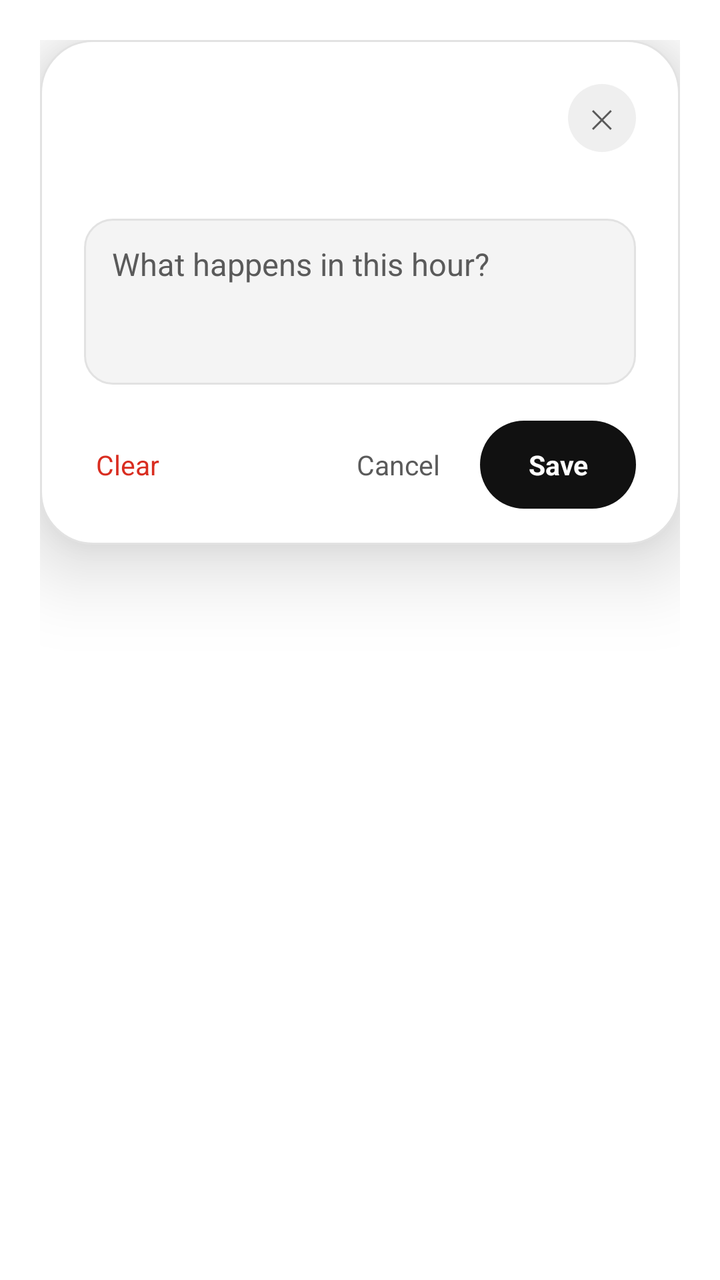
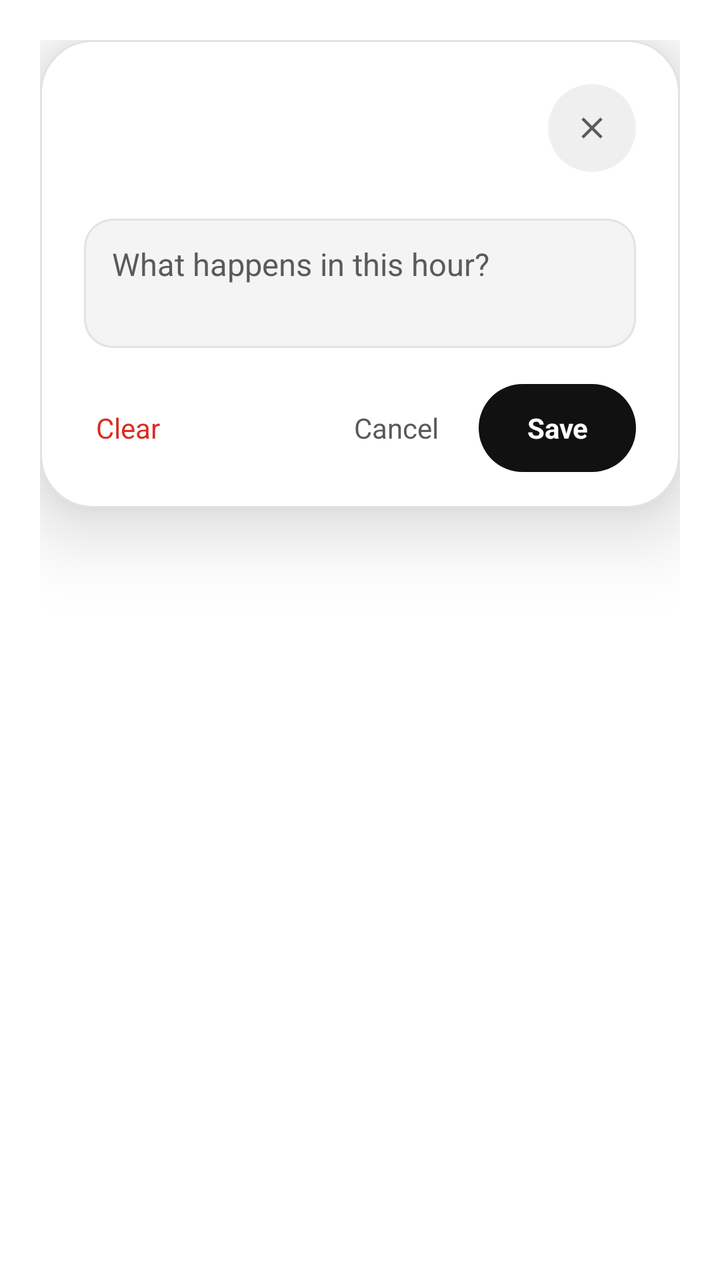

Before-and-after screenshots of an Android layout around one commit, followed by the original layout XML and the change that was made.
<!-- AndroidManifest.xml: activity theme QuickAddTheme -->
<!-- res/layout/quick_add.xml -->
<?xml version="1.0" encoding="utf-8"?>
<FrameLayout xmlns:android="http://schemas.android.com/apk/res/android"
    android:layout_width="match_parent"
    android:layout_height="wrap_content"
    android:background="@android:color/transparent"
    android:padding="20dp">

    <LinearLayout
        android:layout_width="match_parent"
        android:layout_height="wrap_content"
        android:background="@drawable/bg_quick_add"
        android:elevation="24dp"
        android:orientation="vertical"
        android:paddingStart="22dp"
        android:paddingTop="22dp"
        android:paddingEnd="22dp"
        android:paddingBottom="18dp">

        <LinearLayout
            android:layout_width="match_parent"
            android:layout_height="wrap_content"
            android:gravity="top"
            android:orientation="horizontal">

            <LinearLayout
                android:layout_width="0dp"
                android:layout_height="wrap_content"
                android:layout_weight="1"
                android:orientation="vertical">

                <TextView
                    android:id="@+id/quick_day"
                    android:layout_width="match_parent"
                    android:layout_height="wrap_content"
                    android:letterSpacing="0.16"
                    android:textColor="@color/widget_muted"
                    android:textSize="9.5sp"
                    android:textStyle="bold" />

                <TextView
                    android:id="@+id/quick_title"
                    android:layout_width="match_parent"
                    android:layout_height="wrap_content"
                    android:layout_marginTop="6dp"
                    android:fontFeatureSettings="tnum"
                    android:includeFontPadding="false"
                    android:letterSpacing="-0.02"
                    android:textColor="@color/widget_text"
                    android:textSize="26sp"
                    android:textStyle="bold" />
            </LinearLayout>

            <TextView
                android:id="@+id/quick_close"
                android:layout_width="34dp"
                android:layout_height="34dp"
                android:layout_marginStart="10dp"
                android:background="@drawable/bg_quick_add_close"
                android:contentDescription="@string/quick_close"
                android:gravity="center"
                android:text="✕"
                android:textColor="@color/widget_muted"
                android:textSize="13sp" />
        </LinearLayout>

        <EditText
            android:id="@+id/quick_text"
            android:layout_width="match_parent"
            android:layout_height="wrap_content"
            android:layout_marginTop="18dp"
            android:background="@drawable/bg_quick_add_field"
            android:gravity="top|start"
            android:hint="@string/quick_hint"
            android:includeFontPadding="false"
            android:inputType="textCapSentences|textMultiLine"
            android:maxLines="3"
            android:minLines="3"
            android:padding="14dp"
            android:textColor="@color/widget_text"
            android:textColorHint="@color/widget_muted"
            android:textSize="15.5sp" />

        <LinearLayout
            android:layout_width="match_parent"
            android:layout_height="wrap_content"
            android:layout_marginTop="18dp"
            android:gravity="center_vertical"
            android:orientation="horizontal">

            <TextView
                android:id="@+id/quick_clear"
                android:layout_width="wrap_content"
                android:layout_height="44dp"
                android:background="?android:attr/selectableItemBackgroundBorderless"
                android:gravity="center"
                android:paddingStart="6dp"
                android:paddingEnd="12dp"
                android:text="@string/quick_clear"
                android:textColor="@color/widget_done_text"
                android:textSize="13.5sp" />

            <Space
                android:layout_width="0dp"
                android:layout_height="1dp"
                android:layout_weight="1" />

            <TextView
                android:id="@+id/quick_cancel"
                android:layout_width="wrap_content"
                android:layout_height="44dp"
                android:background="?android:attr/selectableItemBackgroundBorderless"
                android:gravity="center"
                android:paddingStart="14dp"
                android:paddingEnd="14dp"
                android:text="@string/quick_cancel"
                android:textColor="@color/widget_muted"
                android:textSize="13.5sp" />

            <TextView
                android:id="@+id/quick_save"
                android:layout_width="wrap_content"
                android:layout_height="44dp"
                android:layout_marginStart="6dp"
                android:background="@drawable/bg_quick_add_save"
                android:gravity="center"
                android:paddingStart="24dp"
                android:paddingEnd="24dp"
                android:text="@string/quick_save"
                android:textColor="@color/widget_background"
                android:textSize="13.5sp"
                android:textStyle="bold" />
        </LinearLayout>
    </LinearLayout>
</FrameLayout>
<!-- resources referenced by this layout -->
<resources>
  <color name="widget_background">#FFFFFF</color>
  <color name="widget_done_text">#D92D20</color>
  <color name="widget_muted">#5A5A5A</color>
  <color name="widget_text">#111111</color>
  <!-- drawable bg_quick_add (drawable) -->
  <?xml version="1.0" encoding="utf-8"?>
  <shape xmlns:android="http://schemas.android.com/apk/res/android"
      android:shape="rectangle">
      <solid android:color="@color/widget_background" />
      <corners android:radius="26dp" />
      <stroke
          android:width="1dp"
          android:color="@color/widget_stroke" />
  </shape>
  <!-- drawable bg_quick_add_close (drawable) -->
  <?xml version="1.0" encoding="utf-8"?>
  <shape xmlns:android="http://schemas.android.com/apk/res/android"
      android:shape="oval">
      <solid android:color="@color/widget_chip_muted_bg" />
  </shape>
  <!-- drawable bg_quick_add_field (drawable) -->
  <?xml version="1.0" encoding="utf-8"?>
  <shape xmlns:android="http://schemas.android.com/apk/res/android"
      android:shape="rectangle">
      <solid android:color="@color/widget_hero_neutral" />
      <corners android:radius="14dp" />
      <stroke
          android:width="1dp"
          android:color="@color/widget_hero_neutral_stroke" />
  </shape>
  <!-- drawable bg_quick_add_save (drawable) -->
  <?xml version="1.0" encoding="utf-8"?>
  <shape xmlns:android="http://schemas.android.com/apk/res/android"
      android:shape="rectangle">
      <solid android:color="@color/widget_accent" />
      <corners android:radius="22dp" />
  </shape>
  <string name="quick_cancel">Cancel</string>
  <string name="quick_clear">Clear</string>
  <string name="quick_close">Close</string>
  <string name="quick_hint">What happens in this hour?</string>
  <string name="quick_save">Save</string>
  <style name="QuickAddTheme" parent="@android:style/Theme.Material.Dialog.NoActionBar">
          <item name="android:windowBackground">@android:color/transparent</item>
          <item name="android:windowIsTranslucent">true</item>
          <item name="android:windowNoTitle">true</item>
          <item name="android:backgroundDimEnabled">true</item>
          <item name="android:backgroundDimAmount">0.55</item>
          <item name="android:colorAccent">@color/widget_accent</item>
          <item name="android:statusBarColor">@android:color/transparent</item>
          <item name="android:navigationBarColor">@android:color/transparent</item>
      </style>
  <color name="widget_stroke">#E2E2E2</color>
  <color name="widget_chip_muted_bg">#EFEFEF</color>
  <color name="widget_hero_neutral">#F4F4F4</color>
  <color name="widget_hero_neutral_stroke">#E2E2E2</color>
  <color name="widget_accent">#111111</color>
</resources>

<!-- the commit's change to res/layout/quick_add.xml (unified diff, before → after) -->
@@ -50,17 +50,15 @@
                     android:textStyle="bold" />
             </LinearLayout>
 
-            <TextView
+            <ImageView
                 android:id="@+id/quick_close"
-                android:layout_width="34dp"
-                android:layout_height="34dp"
+                android:layout_width="44dp"
+                android:layout_height="44dp"
                 android:layout_marginStart="10dp"
                 android:background="@drawable/bg_quick_add_close"
                 android:contentDescription="@string/quick_close"
-                android:gravity="center"
-                android:text="✕"
-                android:textColor="@color/widget_muted"
-                android:textSize="13sp" />
+                android:padding="13dp"
+                android:src="@drawable/ic_quick_close" />
         </LinearLayout>
 
         <EditText
@@ -74,7 +72,7 @@
             android:includeFontPadding="false"
             android:inputType="textCapSentences|textMultiLine"
             android:maxLines="3"
-            android:minLines="3"
+            android:minLines="2"
             android:padding="14dp"
             android:textColor="@color/widget_text"
             android:textColorHint="@color/widget_muted"
@@ -97,7 +95,7 @@
                 android:paddingEnd="12dp"
                 android:text="@string/quick_clear"
                 android:textColor="@color/widget_done_text"
-                android:textSize="13.5sp" />
+                android:textSize="14sp" />
 
             <Space
                 android:layout_width="0dp"
@@ -114,7 +112,7 @@
                 android:paddingEnd="14dp"
                 android:text="@string/quick_cancel"
                 android:textColor="@color/widget_muted"
-                android:textSize="13.5sp" />
+                android:textSize="14sp" />
 
             <TextView
                 android:id="@+id/quick_save"
@@ -127,7 +125,7 @@
                 android:paddingEnd="24dp"
                 android:text="@string/quick_save"
                 android:textColor="@color/widget_background"
-                android:textSize="13.5sp"
+                android:textSize="14sp"
                 android:textStyle="bold" />
         </LinearLayout>
     </LinearLayout>
<!-- resource entries referenced after the edit -->
@@ -37,6 +37,18 @@
       <solid android:color="@color/widget_accent" />
       <corners android:radius="22dp" />
   </shape>
+  <!-- drawable ic_quick_close (drawable) -->
+  <?xml version="1.0" encoding="utf-8"?>
+  <vector xmlns:android="http://schemas.android.com/apk/res/android"
+      android:width="24dp"
+      android:height="24dp"
+      android:viewportWidth="24"
+      android:viewportHeight="24"
+      android:tint="@color/widget_muted">
+      <path
+          android:fillColor="@android:color/white"
+          android:pathData="M19,6.41L17.59,5 12,10.59 6.41,5 5,6.41 10.59,12 5,17.59 6.41,19 12,13.41 17.59,19 19,17.59 13.41,12z" />
+  </vector>
   <string name="quick_cancel">Cancel</string>
   <string name="quick_clear">Clear</string>
   <string name="quick_close">Close</string>
